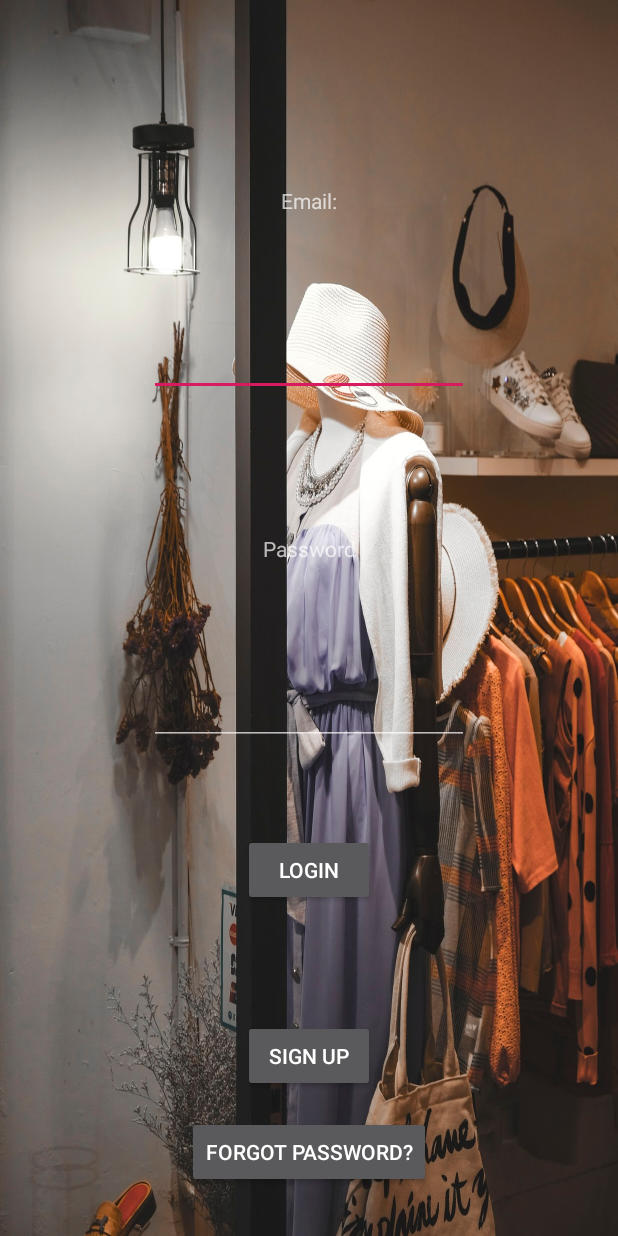
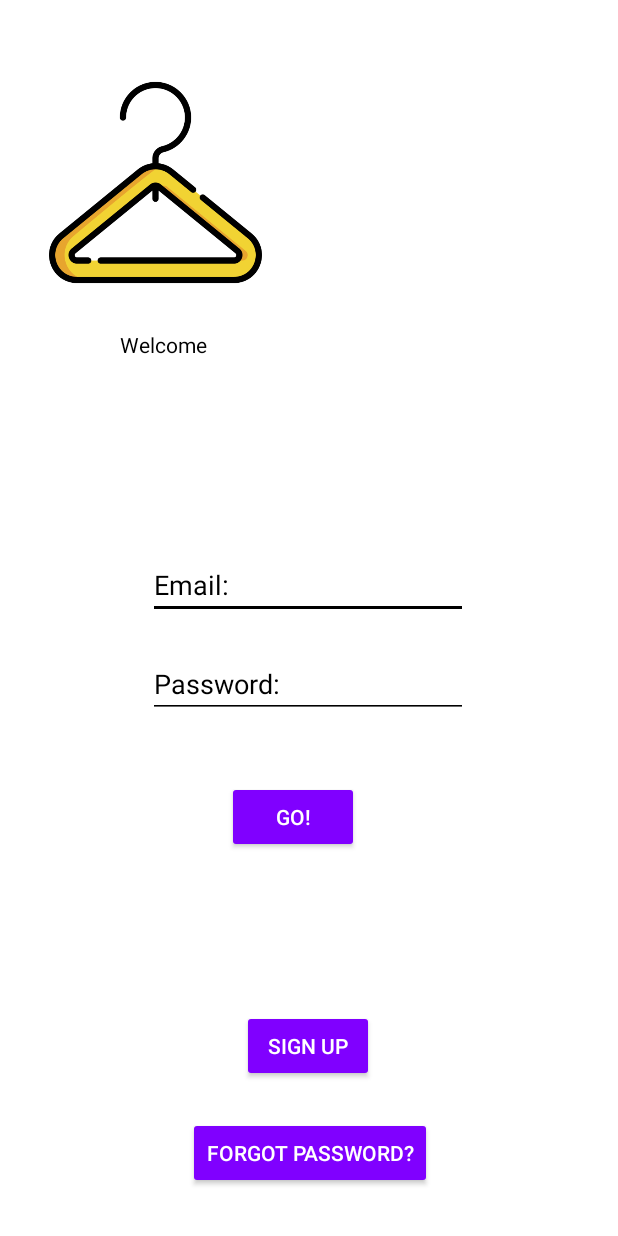
Before and after one commit to sameermkhan-creator/PersonifyApp, an Android app: the screen it shows after launch (MainActivity), on a phone screen of 412 x 824 dp. Run offline under Robolectric (Android 15) with nearby library versions, the phone set to English and light mode, and no system bars; our stand-ins replace Firebase (no records; nobody signed in at launch, a user with empty details on screens opened directly).

Commit message:
Login screen updated to match IOS app!

```diff
--- a/app/src/main/res/layout/activity_main.xml
+++ b/app/src/main/res/layout/activity_main.xml
@@ -5,19 +5,24 @@
     android:layout_width="match_parent"
     android:layout_height="match_parent"
     android:visibility="visible"
+    android:background="@android:color/white"
     tools:context=".MainActivity">
 
     <Button
         android:id="@+id/loginBtn"
+        style="@style/Widget.AppCompat.Button"
         android:layout_width="wrap_content"
         android:layout_height="wrap_content"
         android:layout_marginBottom="16dp"
-        android:text="@string/login"
-        app:layout_constraintBottom_toTopOf="@+id/signUpBtn"
+        android:backgroundTint="#8000FF"
+        android:text="GO!"
+        android:textColor="@android:color/white"
+        app:layout_constraintBottom_toBottomOf="parent"
         app:layout_constraintEnd_toEndOf="parent"
-        app:layout_constraintHorizontal_bias="0.5"
+        app:layout_constraintHorizontal_bias="0.467"
         app:layout_constraintStart_toStartOf="parent"
-        app:layout_constraintTop_toBottomOf="@+id/passwordField" />
+        app:layout_constraintTop_toTopOf="parent"
+        app:layout_constraintVertical_bias="0.685" />
 
     <EditText
         android:id="@+id/emailField"
@@ -25,13 +30,22 @@
         android:layout_height="wrap_content"
         android:layout_marginTop="16dp"
         android:autofillHints=""
+        android:ellipsize="start"
         android:ems="10"
+        style="@style/EditText.Login"
+        android:theme="@style/EditText.Login"
         android:inputType="textEmailAddress"
-        app:layout_constraintBottom_toTopOf="@+id/passwordText"
+        android:singleLine="true"
+        android:textAllCaps="true"
+        android:hint="@string/email"
+        android:textColor="@android:color/black"
+        android:textColorHint="@android:color/black"
+        app:layout_constraintBottom_toBottomOf="parent"
         app:layout_constraintEnd_toEndOf="parent"
-        app:layout_constraintHorizontal_bias="0.5"
+        app:layout_constraintHorizontal_bias="0.497"
         app:layout_constraintStart_toStartOf="parent"
-        app:layout_constraintTop_toBottomOf="@+id/emailText" />
+        app:layout_constraintTop_toTopOf="parent"
+        app:layout_constraintVertical_bias="0.461" />
 
     <EditText
         android:id="@+id/passwordField"
@@ -39,57 +53,70 @@
         android:layout_height="wrap_content"
         android:layout_marginTop="16dp"
         android:ems="10"
+        android:hint="@string/password"
         android:inputType="textPassword"
-        app:layout_constraintBottom_toTopOf="@+id/loginBtn"
+        android:textColor="@android:color/black"
+        android:textColorHint="@android:color/black"
+        style="@style/EditText.Login"
+        android:theme="@style/EditText.Login"
+        app:layout_constraintBottom_toBottomOf="parent"
         app:layout_constraintEnd_toEndOf="parent"
-        app:layout_constraintHorizontal_bias="0.5"
+        app:layout_constraintHorizontal_bias="0.497"
         app:layout_constraintStart_toStartOf="parent"
-        app:layout_constraintTop_toBottomOf="@+id/passwordText" />
-
-    <TextView
-        android:id="@+id/emailText"
-        android:layout_width="wrap_content"
-        android:layout_height="wrap_content"
-        android:layout_marginTop="64dp"
-        android:text="@string/email"
-        app:layout_constraintBottom_toTopOf="@+id/emailField"
-        app:layout_constraintEnd_toEndOf="parent"
-        app:layout_constraintHorizontal_bias="0.5"
-        app:layout_constraintStart_toStartOf="parent"
-        app:layout_constraintTop_toTopOf="parent" />
-
-    <TextView
-        android:id="@+id/passwordText"
-        android:layout_width="wrap_content"
-        android:layout_height="wrap_content"
-        android:layout_marginTop="32dp"
-        android:text="@string/password"
-        app:layout_constraintBottom_toTopOf="@+id/passwordField"
-        app:layout_constraintEnd_toEndOf="parent"
-        app:layout_constraintHorizontal_bias="0.5"
-        app:layout_constraintStart_toStartOf="parent"
-        app:layout_constraintTop_toBottomOf="@+id/emailField" />
+        app:layout_constraintTop_toTopOf="parent"
+        app:layout_constraintVertical_bias="0.547" />
 
     <Button
         android:id="@+id/signUpBtn"
+        style="@style/Widget.AppCompat.Button"
         android:layout_width="wrap_content"
         android:layout_height="wrap_content"
         android:layout_marginBottom="16dp"
+        android:backgroundTint="#8000FF"
         android:text="@string/sign_up"
-        app:layout_constraintBottom_toTopOf="@+id/forgotPasswordBtn"
+        app:layout_constraintBottom_toBottomOf="parent"
         app:layout_constraintEnd_toEndOf="parent"
-        app:layout_constraintHorizontal_bias="0.5"
-        app:layout_constraintStart_toStartOf="parent" />
+        app:layout_constraintHorizontal_bias="0.498"
+        app:layout_constraintStart_toStartOf="parent"
+        app:layout_constraintTop_toTopOf="parent"
+        app:layout_constraintVertical_bias="0.886" />
 
     <Button
         android:id="@+id/forgotPasswordBtn"
         android:layout_width="wrap_content"
         android:layout_height="wrap_content"
-        android:layout_marginBottom="32dp"
+        android:backgroundTint="#8000FF"
         android:text="@string/forgot_password"
         app:layout_constraintBottom_toBottomOf="parent"
         app:layout_constraintEnd_toEndOf="parent"
-        app:layout_constraintHorizontal_bias="0.5"
-        app:layout_constraintStart_toStartOf="parent" />
+        app:layout_constraintHorizontal_bias="0.502"
+        app:layout_constraintStart_toStartOf="parent"
+        app:layout_constraintTop_toTopOf="parent"
+        app:layout_constraintVertical_bias="0.96" />
+
+    <ImageView
+        android:id="@+id/imageView"
+        android:layout_width="155dp"
+        android:layout_height="142dp"
+        app:layout_constraintBottom_toBottomOf="parent"
+        app:layout_constraintEnd_toEndOf="parent"
+        app:layout_constraintHorizontal_bias="0.102"
+        app:layout_constraintStart_toStartOf="parent"
+        app:layout_constraintTop_toTopOf="parent"
+        app:layout_constraintVertical_bias="0.074"
+        app:srcCompat="@drawable/loginicon" />
+
+    <TextView
+        android:id="@+id/textView2"
+        android:layout_width="wrap_content"
+        android:layout_height="wrap_content"
+        android:text="@string/welcome"
+        android:textColor="@android:color/black"
+        app:layout_constraintBottom_toBottomOf="parent"
+        app:layout_constraintEnd_toEndOf="parent"
+        app:layout_constraintHorizontal_bias="0.226"
+        app:layout_constraintStart_toStartOf="parent"
+        app:layout_constraintTop_toTopOf="parent"
+        app:layout_constraintVertical_bias="0.273" />
 
 </androidx.constraintlayout.widget.ConstraintLayout>
--- a/app/src/main/res/values/strings.xml
+++ b/app/src/main/res/values/strings.xml
@@ -4,7 +4,7 @@
     <string name="login">Login</string>
     <string name="email">Email:</string>
     <string name="sign_up">Sign up</string>
-    <string name="password">Password</string>
+    <string name="password">Password:</string>
     <string name="welcome">Welcome </string>
 
     <string name="like">Like</string>
--- a/app/src/main/res/values/styles.xml
+++ b/app/src/main/res/values/styles.xml
@@ -20,7 +20,13 @@
         <!-- Optional, on Android 5+ you can modify the colorPrimaryDark color to match the windowBackground color for further branding-->
         <!-- <item name="colorPrimaryDark">@android:color/white</item> -->
     </style>
-
+    <style name="EditText.Login" parent="Widget.AppCompat.EditText">
+        <item name="android:textColor">@android:color/white</item>
+        <item name="android:textColorHint">@android:color/darker_gray</item>
+        <item name="colorAccent">@android:color/black</item>
+        <item name="colorControlNormal">@android:color/black</item>
+        <item name="colorControlActivated">@android:color/black</item>
+    </style>
 
     <!--
           TODO 7.3 Define different color schemes here for APP so that the setting screen to change the theme used in the APP.
```
Also changed, not shown: app/src/main/res/drawable/loginicon.png (added).
